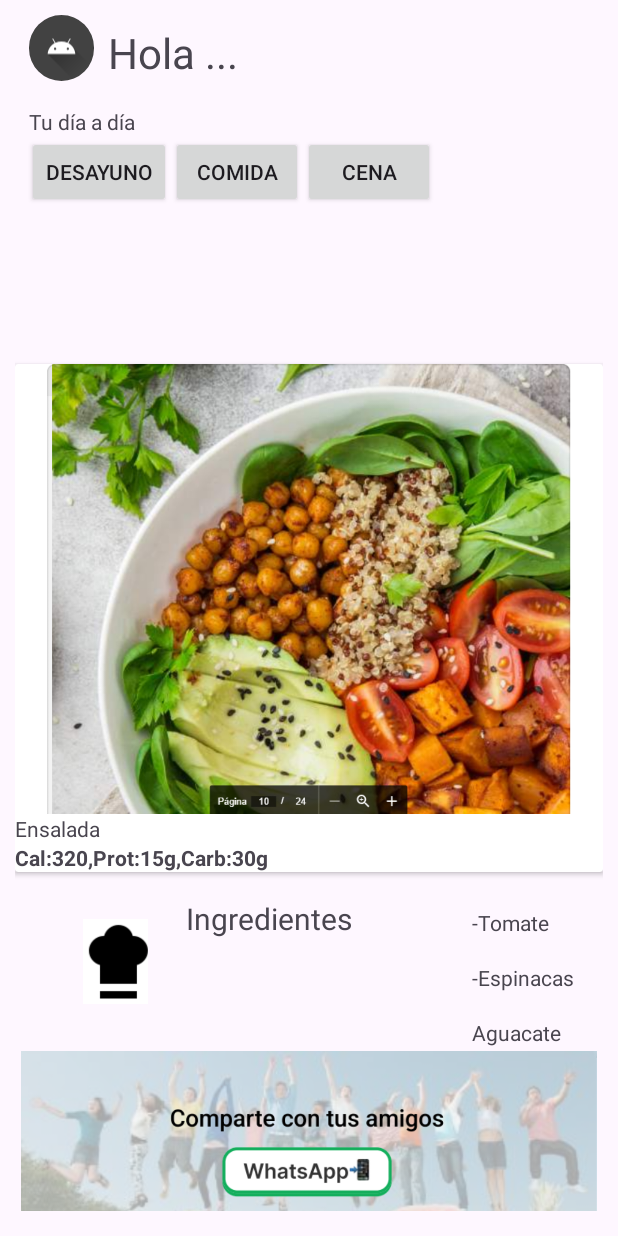
After one commit to DavidGJ2002/PatihuaniApp, an Android app: the DietaDiaria screen opened directly, with no data from a screen before it, on a phone screen of 412 x 824 dp. The commit adds this screen. Run offline under Robolectric (Android 15) with nearby library versions, the phone set to English and light mode, and no system bars.

Commit message:
mis pantallas

```diff
--- /dev/null
+++ b/app/src/main/java/com/appsbig/patihuaniapp/DietaDiaria.kt
@@ -0,0 +1,11 @@
+package com.appsbig.patihuaniapp
+
+import androidx.appcompat.app.AppCompatActivity
+import android.os.Bundle
+
+class DietaDiaria : AppCompatActivity() {
+    override fun onCreate(savedInstanceState: Bundle?) {
+        super.onCreate(savedInstanceState)
+        setContentView(R.layout.activity_dieta_diaria)
+    }
+}
--- /dev/null
+++ b/app/src/main/res/layout/activity_dieta_diaria.xml
@@ -0,0 +1,181 @@
+<?xml version="1.0" encoding="utf-8"?>
+<androidx.constraintlayout.widget.ConstraintLayout xmlns:android="http://schemas.android.com/apk/res/android"
+    xmlns:app="http://schemas.android.com/apk/res-auto"
+    xmlns:tools="http://schemas.android.com/tools"
+    android:layout_width="match_parent"
+    android:layout_height="match_parent"
+    tools:context=".DietaDiaria"
+    android:layout_margin="10dp">
+
+
+    <TextView
+        android:id="@+id/textView6"
+        android:layout_width="145dp"
+        android:layout_height="44dp"
+        android:layout_marginStart="25dp"
+        android:layout_marginBottom="55dp"
+        android:text="Ingredientes "
+        android:textSize="20sp"
+        app:layout_constraintBottom_toTopOf="@+id/imageView2"
+        app:layout_constraintStart_toEndOf="@+id/imageView" />
+
+    <androidx.cardview.widget.CardView
+        android:id="@+id/cardView"
+        android:layout_width="match_parent"
+        android:layout_height="wrap_content"
+        android:layout_marginBottom="17dp"
+        app:layout_constraintBottom_toTopOf="@+id/textView6"
+        app:layout_constraintEnd_toEndOf="parent">
+
+        <LinearLayout
+            android:layout_width="match_parent"
+            android:layout_height="wrap_content"
+            android:orientation="vertical">
+
+            <ImageView
+                android:layout_width="match_parent"
+                android:layout_height="300dp"
+                android:src="@drawable/imagen_ensaldad_aguacte" />
+
+            <TextView
+                android:layout_width="match_parent"
+                android:layout_height="wrap_content"
+                android:text="Ensalada" />
+
+            <TextView
+                android:layout_width="match_parent"
+                android:layout_height="wrap_content"
+                android:text="Cal:320,Prot:15g,Carb:30g"
+                android:textStyle="bold" />
+
+
+        </LinearLayout>
+
+    </androidx.cardview.widget.CardView>
+
+    <TextView
+        android:id="@+id/textView"
+        android:layout_width="wrap_content"
+        android:layout_height="wrap_content"
+        android:layout_marginTop="6dp"
+        android:layout_marginEnd="243dp"
+        android:text="Hola ..."
+        android:textSize="28sp"
+        app:layout_constraintEnd_toEndOf="parent"
+        app:layout_constraintTop_toTopOf="parent" />
+
+    <LinearLayout
+        android:layout_width="wrap_content"
+        android:layout_height="wrap_content"
+        android:layout_marginEnd="112dp"
+        android:orientation="horizontal"
+        app:layout_constraintEnd_toEndOf="parent"
+        app:layout_constraintTop_toBottomOf="@+id/textView4">
+
+        <androidx.appcompat.widget.AppCompatButton
+            android:layout_width="wrap_content"
+            android:layout_height="wrap_content"
+            android:text="Desayuno" />
+
+        <androidx.appcompat.widget.AppCompatButton
+            android:layout_width="wrap_content"
+            android:layout_height="wrap_content"
+            android:text="Comida" />
+
+        <androidx.appcompat.widget.AppCompatButton
+            android:layout_width="wrap_content"
+            android:layout_height="wrap_content"
+            android:text="Cena" />
+
+
+    </LinearLayout>
+
+    <com.google.android.material.imageview.ShapeableImageView
+        android:layout_width="43dp"
+        android:layout_height="44dp"
+        android:layout_marginStart="9dp"
+        android:background="@color/cardview_dark_background"
+        android:src="@drawable/ic_launcher_foreground"
+
+        app:layout_constraintStart_toStartOf="parent"
+        app:layout_constraintTop_toTopOf="parent"
+        app:shapeAppearanceOverlay="@style/ImageViewRedonda" />
+
+    <TextView
+        android:id="@+id/textView4"
+        android:layout_width="wrap_content"
+        android:layout_height="wrap_content"
+        android:layout_marginStart="9dp"
+        android:layout_marginTop="17dp"
+        android:text="Tu día a día"
+        android:textSize="14sp"
+        app:layout_constraintStart_toStartOf="parent"
+        app:layout_constraintTop_toBottomOf="@+id/textView" />
+
+    <ImageView
+        android:id="@+id/imageView"
+        android:layout_width="43dp"
+        android:layout_height="83dp"
+        android:layout_marginStart="45dp"
+        android:layout_marginTop="18dp"
+        android:src="@drawable/gorro_shef"
+
+        app:layout_constraintStart_toStartOf="parent"
+        app:layout_constraintTop_toBottomOf="@+id/cardView" />
+
+
+    <ImageView
+        android:id="@+id/imageView2"
+        android:layout_width="384dp"
+        android:layout_height="112dp"
+        android:layout_marginStart="4dp"
+        android:layout_marginBottom="4dp"
+        android:src="@drawable/whats_compartir"
+        app:layout_constraintBottom_toBottomOf="parent"
+        app:layout_constraintStart_toStartOf="parent" />
+
+    <LinearLayout
+        android:layout_width="wrap_content"
+        android:layout_height="wrap_content"
+        android:layout_marginStart="36dp"
+        android:layout_marginBottom="116dp"
+        android:orientation="vertical"
+        app:layout_constraintBottom_toBottomOf="parent"
+        app:layout_constraintStart_toEndOf="@+id/textView6">
+
+        <TextView
+            android:id="@+id/textView5"
+            android:layout_width="match_parent"
+            android:layout_height="wrap_content"
+            android:layout_marginStart="9dp"
+            android:layout_marginTop="17dp"
+            android:text="-Tomate"
+            android:textSize="14sp"
+            app:layout_constraintStart_toStartOf="parent"
+            app:layout_constraintTop_toBottomOf="@+id/textView" />
+
+        <TextView
+            android:id="@+id/textView7"
+            android:layout_width="match_parent"
+            android:layout_height="wrap_content"
+            android:layout_marginStart="9dp"
+            android:layout_marginTop="17dp"
+            android:text="-Espinacas"
+            android:textSize="14sp"
+            app:layout_constraintStart_toStartOf="parent"
+            app:layout_constraintTop_toBottomOf="@+id/textView" />
+
+        <TextView
+            android:id="@+id/textView8"
+            android:layout_width="match_parent"
+            android:layout_height="wrap_content"
+            android:layout_marginStart="9dp"
+            android:layout_marginTop="17dp"
+            android:text="Aguacate"
+            android:textSize="14sp"
+            app:layout_constraintStart_toStartOf="parent"
+            app:layout_constraintTop_toBottomOf="@+id/textView" />
+    </LinearLayout>
+
+
+</androidx.constraintlayout.widget.ConstraintLayout>
--- a/app/src/main/res/values/themes.xml
+++ b/app/src/main/res/values/themes.xml
@@ -6,4 +6,8 @@
     </style>
 
     <style name="Theme.PatihuaniApp" parent="Base.Theme.PatihuaniApp" />
+    <style name="ImageViewRedonda">
+        <item name="cornerFamily">rounded</item>
+        <item name="cornerSize">50%</item>
+    </style>
 </resources>
```
Also changed, not shown: app/src/main/AndroidManifest.xml (+10 -0 lines), app/src/main/java/com/appsbig/patihuaniapp/Metas.kt (added, +11 -0 lines), app/src/main/java/com/appsbig/patihuaniapp/Progreso.kt (added, +11 -0 lines), app/src/main/res/layout/activity_metas.xml (added, +55 -0 lines), app/src/main/res/layout/activity_progreso.xml (added, +141 -0 lines), app/src/main/res/drawable/gorro_shef.PNG (added), app/src/main/res/drawable/graficas_progreso.PNG (added), app/src/main/res/drawable/imagen_ensaldad_aguacte.PNG (added), app/src/main/res/drawable/medalla.PNG (added), app/src/main/res/drawable/whats_compartir.PNG (added).
